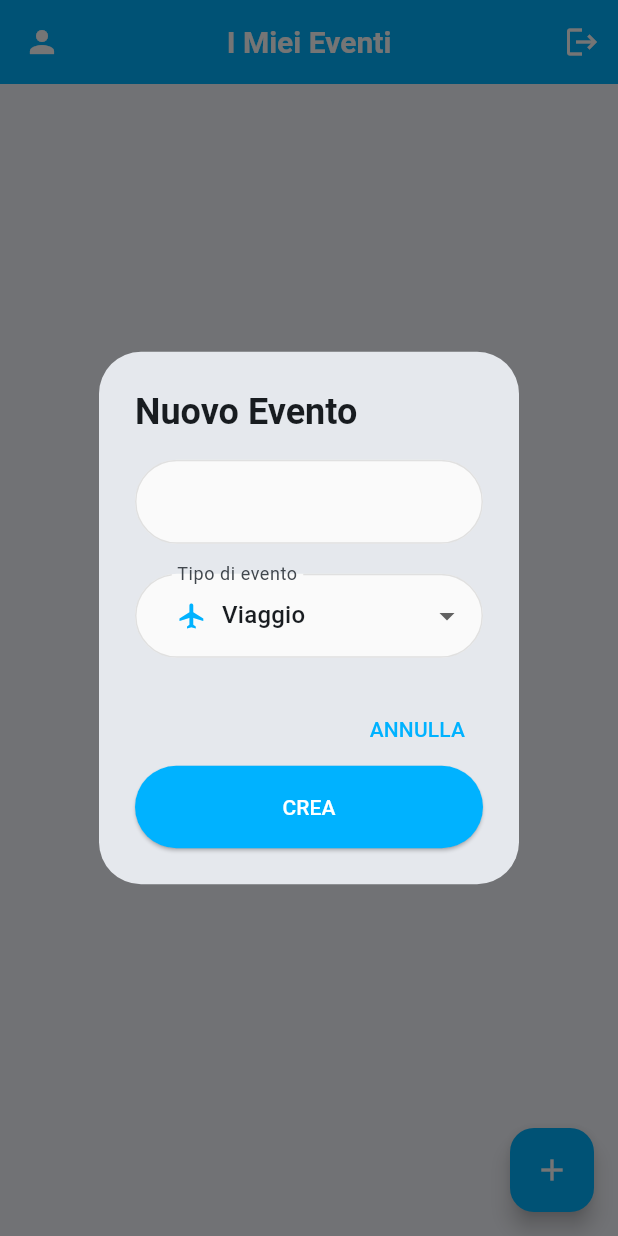
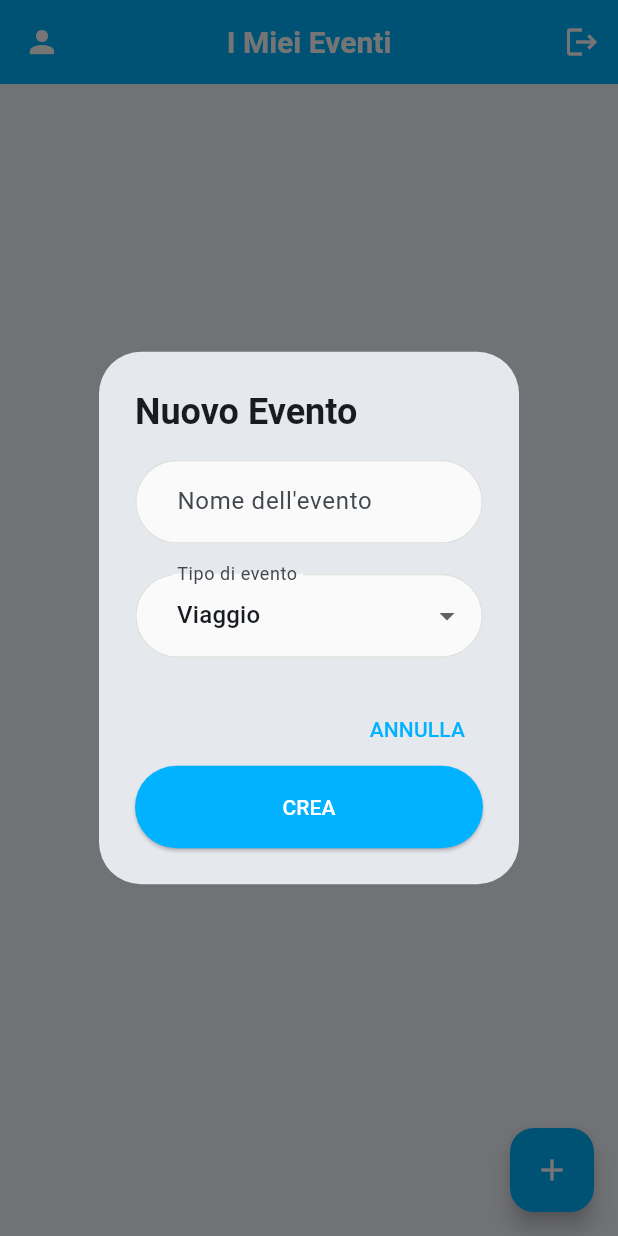
Before and after one commit to kantarutti/mc-spese-gruppo, a Flutter app: the screen it shows once a user with an empty profile is signed in, after a tap on the "add" icon, on a phone screen of 412 x 824 dp. Run offline on Flutter 3.47's test engine with Material 3 defaults, Android fonts, the phone set to English and light mode, and no system bars; our stand-ins replace flutter_riverpod, supabase_flutter; accounts and stored records are empty.

Commit message:
Fix: Correzzione 8 errori in event_list_screen (dialog box)

```diff
--- a/lib/screens/events/event_list_screen.dart
+++ b/lib/screens/events/event_list_screen.dart
@@ -43,13 +43,14 @@ class EventListScreen extends ConsumerWidget {
             'Nuovo Evento',
             style: TextStyle(fontWeight: FontWeight.bold),
           ),
-          content: Column(
+          content: SingleChildScrollView(
+            child: Column(
               mainAxisSize: MainAxisSize.min,
               children: [
                 TextField(
                   controller: nomeController,
                   decoration: const InputDecoration(
-                  labelText: 'Nome dell\\'evento',
+                    labelText: "Nome dell'evento",
                     hintText: 'es. Weekend a Roma',
                   ),
                 ),
@@ -57,19 +58,15 @@ class EventListScreen extends ConsumerWidget {
                 DropdownButtonFormField<String>(
                   value: tipoSelezionato,
                   decoration: const InputDecoration(labelText: 'Tipo di evento'),
-                items: _tipiEvento.keys.map((String tipo) {
-                  return DropdownMenuItem(
-                    value: tipo,
-                    child: Row(
-                      children: [
-                        Icon(_tipiEvento[tipo],
-                            color: azzurroIntenso, size: 20),
-                        const SizedBox(width: 10),
-                        Text(tipo),
+                  items: const [
+                    DropdownMenuItem(value: 'Viaggio', child: Text('Viaggio')),
+                    DropdownMenuItem(value: 'Gita', child: Text('Gita')),
+                    DropdownMenuItem(value: 'Evento', child: Text('Evento')),
+                    DropdownMenuItem(
+                        value: 'Pranzo - Cena', child: Text('Pranzo - Cena')),
+                    DropdownMenuItem(value: 'Festa', child: Text('Festa')),
+                    DropdownMenuItem(value: 'Regalo', child: Text('Regalo')),
                   ],
-                    ),
-                  );
-                }).toList(),
                   onChanged: (val) {
                     if (val != null) {
                       setDialogState(() => tipoSelezionato = val);
@@ -77,6 +74,7 @@ class EventListScreen extends ConsumerWidget {
                   },
                 ),
               ],
+            ),
           ),
           actions: [
             TextButton(
```
Lines whose indentation alone changed are shown as unchanged.
